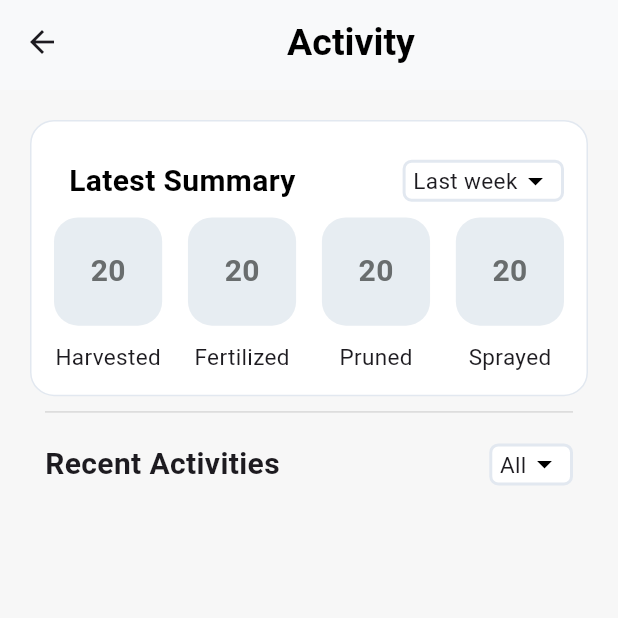
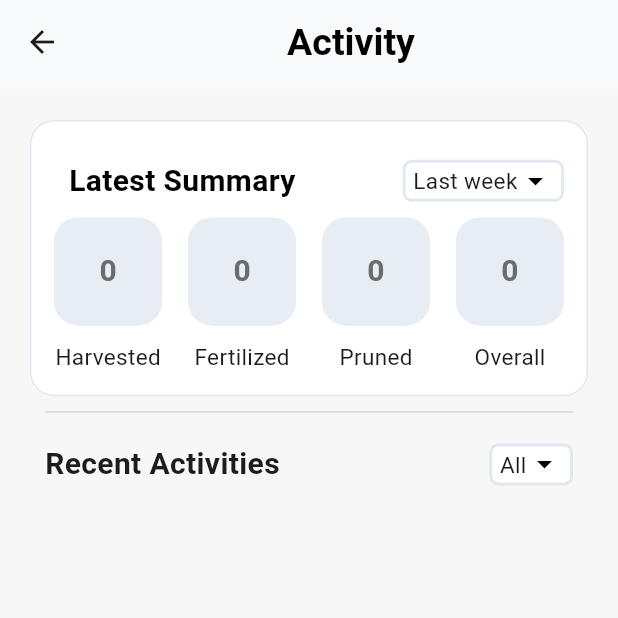
Before and after one commit to paperjean/iLadang, a Flutter app: the Activity screen opened directly, on a phone screen of 412 x 824 dp, the top half of it. Run offline on Flutter 3.47's test engine with Material 3 defaults, Android fonts, the phone set to English and light mode, and no system bars; our stand-ins replace fl_chart, google_maps_flutter, location, supabase_flutter; missing offline and left inert: dart:ffi; accounts and stored records are empty.

Commit message:
activities summary widget

```diff
--- a/lib/pages/activity/activities_summary_widget.dart
+++ b/lib/pages/activity/activities_summary_widget.dart
@@ -1,13 +1,21 @@
+import 'dart:ffi';
+
 import 'package:flutter/material.dart';
 
 class ActivitySummaryCard extends StatelessWidget {
-  final String treeName;
+  final int harvested;
+  final int fertilized;
+  final int pruned;
+  final int? overall;
   final String body;
 
   final Widget subIcon;
 
   const ActivitySummaryCard(
-      {required this.treeName,
+      {required this.harvested,
+      required this.fertilized,
+      required this.pruned,
+      required this.overall,
       this.body =
           """Lorem ipsum dolor sit amet consectetur adipisicing elit. Maxime mollitia, molestiae quas vel sint commodi repudi conseqr!""",
       this.subIcon = const CircleAvatar(
@@ -39,7 +47,7 @@
         children: [
           Row(
             children: [
-              Padding(
+              const Padding(
                 padding: EdgeInsets.fromLTRB(10, 10, 10, 10),
                 child: Text(
                   "Latest Summary",
@@ -102,7 +110,7 @@
                           Container(
                             alignment: Alignment.center,
                             child: Text(
-                              treeName,
+                              harvested.toString(),
                               style: const TextStyle(
                                   color: Color.fromRGBO(105, 109, 110, 1),
                                   fontSize: 20,
@@ -142,7 +150,7 @@
                           Container(
                             alignment: Alignment.center,
                             child: Text(
-                              treeName,
+                              fertilized.toString(),
                               style: const TextStyle(
                                   color: Color.fromRGBO(105, 109, 110, 1),
                                   fontSize: 20,
@@ -181,7 +189,7 @@
                           Container(
                             alignment: Alignment.center,
                             child: Text(
-                              treeName,
+                              pruned.toString(),
                               style: const TextStyle(
                                   color: Color.fromRGBO(105, 109, 110, 1),
                                   fontSize: 20,
@@ -221,7 +229,7 @@
                           Container(
                             alignment: Alignment.center,
                             child: Text(
-                              treeName,
+                              overall.toString(),
                               style: const TextStyle(
                                   color: Color.fromRGBO(105, 109, 110, 1),
                                   fontSize: 20,
@@ -236,7 +244,7 @@
                   const Padding(
                     padding: EdgeInsets.fromLTRB(0, 10, 0, 0),
                     child: Text(
-                      "Sprayed",
+                      "Overall",
                       style: TextStyle(fontSize: 15),
                     ),
                   ),
--- a/lib/pages/activity/activity_list.dart
+++ b/lib/pages/activity/activity_list.dart
@@ -4,22 +4,16 @@
 import 'package:sawitcare_app/services/activity.dart';
 
 class ActivityList extends StatefulWidget {
-  const ActivityList({super.key});
+  final List? _activityList;
+  const ActivityList({Key? key, List? activityList})
+      : _activityList = activityList,
+        super(key: key);
 
   @override
   State<ActivityList> createState() => _ActivityListState();
 }
 
 class _ActivityListState extends State<ActivityList> {
-  List? _activityList;
-
-  @override
-  void initState() {
-    // TODO: implement initState
-    super.initState();
-    _fetchActivityList();
-  }
-
   // Method to get the formatted date string
   String getFormattedDate(String dateString) {
     DateTime activityDate = DateTime.parse(dateString);
@@ -68,7 +62,7 @@
               child: Row(
                 children: [
                   Text(
-                    '${_activityList?[index]?['first_name']} ${_activityList?[index]?['type'] == 'harvesting' ? 'harvested' : (_activityList?[index]?['type'] == 'pruning' ? 'pruned' : 'fertilized')} Tree ${_activityList?[index]?['block']}${_activityList?[index]?['tree_number']}',
+                    '${widget._activityList?[index]?['first_name']} ${widget._activityList?[index]?['type'] == 'harvesting' ? 'harvested' : (widget._activityList?[index]?['type'] == 'pruning' ? 'pruned' : 'fertilized')} Tree ${widget._activityList?[index]?['block']}${widget._activityList?[index]?['tree_number']}',
                     textAlign: TextAlign.center,
                     style: TextStyle(
                       color: Colors.grey,
@@ -78,8 +72,8 @@
                   ),
                   Spacer(),
                   Text(
-                    DateFormat('h:mm a').format(
-                        DateTime.parse(_activityList?[index]?['created_at'])),
+                    DateFormat('h:mm a').format(DateTime.parse(
+                        widget._activityList?[index]?['created_at'])),
                     textAlign: TextAlign.center,
                     style: TextStyle(
                         color: Colors.grey,
@@ -94,7 +88,8 @@
                         fontSize: 12),
                   ),
                   Text(
-                    getFormattedDate(_activityList?[index]?['created_at']),
+                    getFormattedDate(
+                        widget._activityList?[index]?['created_at']),
                     textAlign: TextAlign.center,
                     style: TextStyle(
                         color: Colors.grey,
@@ -106,22 +101,8 @@
             ),
           );
         },
-        itemCount: _activityList?.length ?? 0,
+        itemCount: widget._activityList?.length ?? 0,
       ),
     );
   }
-
-  Future<void> _fetchActivityList() async {
-    try {
-      final data = await fetchActivityList(); // Call the service function
-      if (mounted) {
-        setState(() {
-          _activityList = data ?? []; // Assign fetched data to _treeList
-        });
-      }
-      print(_activityList);
-    } catch (e) {
-      print(e);
-    }
-  }
 }
--- a/lib/pages/activity/activity_screen.dart
+++ b/lib/pages/activity/activity_screen.dart
@@ -4,9 +4,26 @@
 import 'package:sawitcare_app/pages/activity/activity_list.dart';
 import 'package:sawitcare_app/pages/bricks/Widgets Example/promo_card.dart';
 import 'package:sawitcare_app/pages/bricks/Widgets Example/horizontal_card.dart';
+import 'package:sawitcare_app/services/activity.dart';
 
-class Activity extends StatelessWidget {
+class Activity extends StatefulWidget {
   const Activity({super.key});
+
+  @override
+  State<Activity> createState() => _ActivityState();
+}
+
+class _ActivityState extends State<Activity> {
+  List? _activityList;
+  int harvestCount = 0;
+  int pruneCount = 0;
+  int fertilizeCount = 0;
+
+  @override
+  void initState() {
+    _fetchActivityList();
+    super.initState();
+  }
 
   @override
   Widget build(BuildContext context) {
@@ -33,7 +50,13 @@
         child: Center(
             child: Column(
           children: [
-            ActivitySummaryCard(treeName: "20"),
+            ActivitySummaryCard(
+              // Past activities count with type : harvesting
+              harvested: harvestCount,
+              fertilized: fertilizeCount,
+              pruned: pruneCount,
+              overall: harvestCount + fertilizeCount + pruneCount,
+            ),
             Padding(
               padding: const EdgeInsets.all(10.0),
               child: Container(
@@ -85,12 +108,39 @@
                 ],
               ),
             ),
-
-            // Line
-            ActivityList()
+            ActivityList(activityList: _activityList),
           ],
         )),
       ),
     );
   }
+
+  Future<void> _fetchActivityList() async {
+    try {
+      final data = await fetchActivityList(); // Call the service function
+      if (mounted) {
+        setState(() {
+          _activityList = data ?? []; // Assign fetched data to _treeList
+        });
+      }
+
+      if (_activityList != null) {
+        for (var activity in _activityList!) {
+          if (activity['type'] == 'harvesting') {
+            harvestCount++;
+          }
+          if (activity['type'] == 'pruning') {
+            pruneCount++;
+          }
+          if (activity['type'] == 'fertilizing') {
+            fertilizeCount++;
+          }
+        }
+      }
+
+      print(_activityList);
+    } catch (e) {
+      print(e);
+    }
+  }
 }
```
